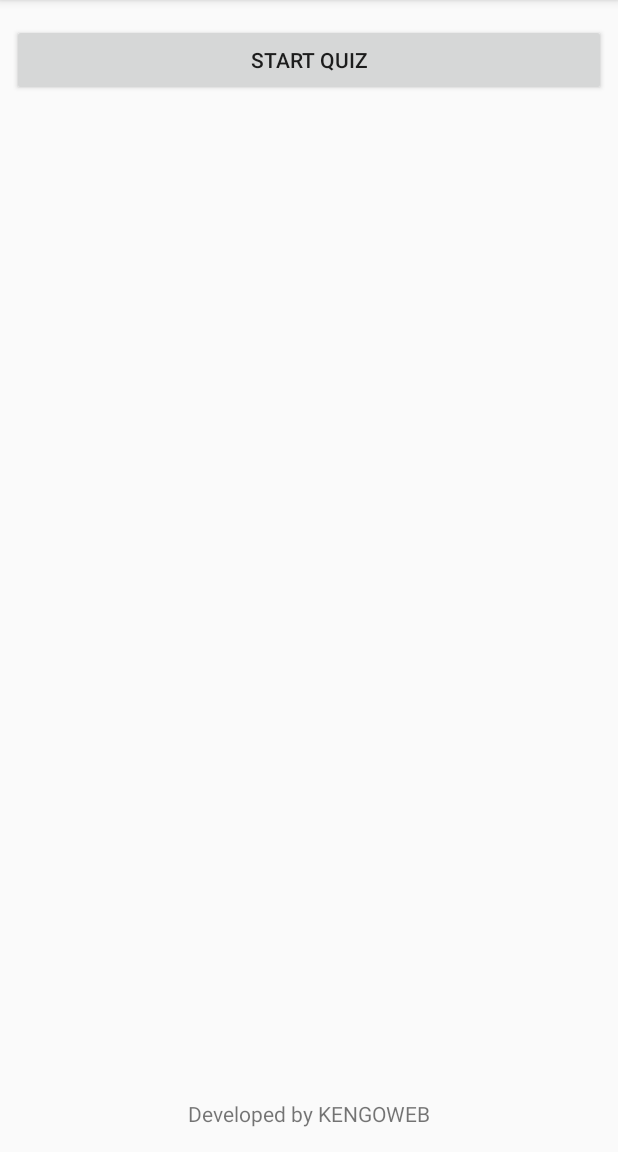
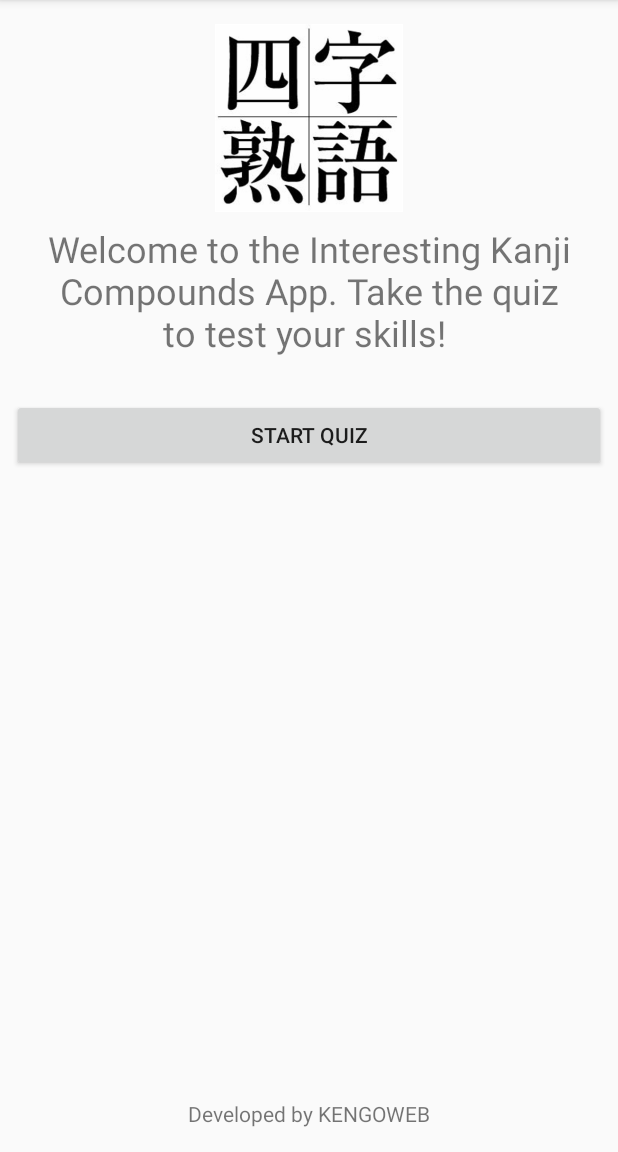
Before and after one commit to mosesweb/JapaneseWordsSimpleQuiz, an Android app: the screen it shows after launch (MainActivity), on a phone screen of 412 x 824 dp, the part 84-1236 px from its top. Run offline under Robolectric (Android 15) with nearby library versions, the phone set to English and light mode, and no system bars.

Commit message:
first activity changes to be more welcoming

```diff
--- a/app/src/main/res/layout/activity_main.xml
+++ b/app/src/main/res/layout/activity_main.xml
@@ -30,13 +30,37 @@
         android:layout_marginStart="8dp"
         android:layout_marginEnd="8dp"
         app:layout_constraintRight_toRightOf="parent"
-        android:layout_marginTop="16dp"
+        android:layout_marginTop="17dp"
         tools:layout_constraintLeft_creator="1"
         app:layout_constraintLeft_toLeftOf="parent"
-        app:layout_constraintTop_toTopOf="parent"
         android:layout_marginLeft="8dp"
         android:layout_marginRight="8dp"
         app:layout_constraintHorizontal_bias="0.0"
-        />
+        app:layout_constraintTop_toBottomOf="@+id/textView" />
+
+    <ImageView
+        android:id="@+id/imageView"
+        android:layout_width="wrap_content"
+        android:layout_height="wrap_content"
+        android:layout_marginTop="16dp"
+        app:layout_constraintLeft_toLeftOf="parent"
+        app:layout_constraintRight_toRightOf="parent"
+        app:layout_constraintTop_toTopOf="parent"
+        app:srcCompat="@drawable/yonjijukugo" />
+
+    <TextView
+        android:id="@+id/textView"
+        android:layout_width="0dp"
+        android:layout_height="99dp"
+        android:text="@string/welcome_str"
+        android:paddingRight="30dp"
+        android:paddingLeft="30dp"
+        android:textAlignment="center"
+        android:textSize="24sp"
+        app:layout_constraintLeft_toLeftOf="parent"
+        app:layout_constraintRight_toRightOf="parent"
+        android:layout_marginTop="8dp"
+        app:layout_constraintTop_toBottomOf="@+id/imageView"
+        app:layout_constraintHorizontal_bias="0.0" />
 
 </android.support.constraint.ConstraintLayout>
--- a/app/src/main/res/layout/activity_results_activity.xml
+++ b/app/src/main/res/layout/activity_results_activity.xml
@@ -10,13 +10,13 @@
 
     <TextView
         android:id="@+id/end_res"
-        android:layout_width="match_parent"
+        android:layout_width="0dp"
         android:layout_height="wrap_content"
         android:layout_marginTop="32dp"
         android:text="your result.."
         android:textAlignment="center"
         android:textSize="30sp"
-        app:layout_constraintHorizontal_bias="0.501"
+        app:layout_constraintHorizontal_bias="0.0"
         app:layout_constraintLeft_toLeftOf="parent"
         app:layout_constraintRight_toRightOf="parent"
         app:layout_constraintTop_toBottomOf="@+id/encouragement_img"
--- a/app/src/main/res/values/strings.xml
+++ b/app/src/main/res/values/strings.xml
@@ -1,4 +1,7 @@
 <resources>
     <string name="app_name">Interesting Kanji Compounds Quiz</string>
     <string name="title_activity_test">testActivity</string>
+    <string name="welcome_str">Welcome to the Interesting Kanji Compounds App.<br />
+    Take the quiz to test your skills!
+    </string>
 </resources>
```
Also changed, not shown: app/src/main/res/layout/activity_word_test.xml (+5 -4 lines).
